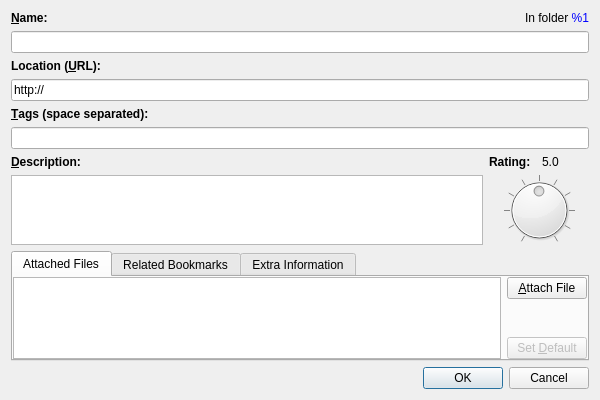
This is Bookmarks/BookmarkEditDialog.ui in hossein/BookmarkManager as Qt 5 draws it before an edit. The edited form follows.
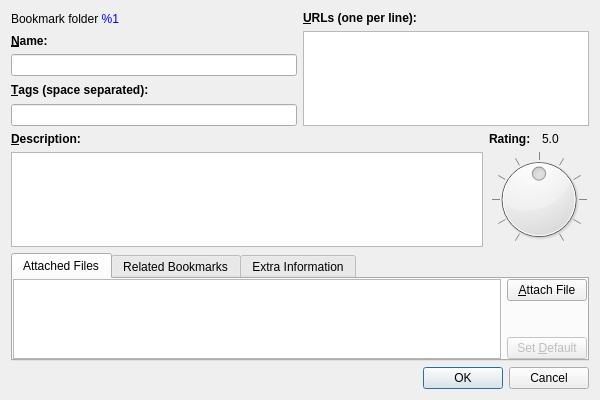
This is the edited form. Custom widgets are drawn as their Qt base class.

Commit message: Multiple URLs per bookmark

```diff
--- a/Bookmarks/BookmarkEditDialog.ui
+++ b/Bookmarks/BookmarkEditDialog.ui
@@ -13,9 +13,18 @@
   <property name="windowTitle">
    <string>Dialog</string>
   </property>
-  <layout class="QVBoxLayout" name="verticalLayout" stretch="0,0,0,0,0,0,1,0,0">
+  <layout class="QVBoxLayout" name="verticalLayout_9" stretch="0,0,1,0">
    <item>
-    <layout class="QHBoxLayout" name="horizontalLayout_7" stretch="0,1">
+    <layout class="QHBoxLayout" name="horizontalLayout_7">
+     <item>
+      <layout class="QVBoxLayout" name="verticalLayout">
+       <item>
+        <widget class="QLabel" name="lblFolderLocation">
+         <property name="text">
+          <string>Bookmark folder &lt;span style=&quot;color:blue;&quot;&gt;%1&lt;/span&gt;</string>
+         </property>
+        </widget>
+       </item>
      <item>
       <widget class="QLabel" name="lblName">
        <property name="styleSheet">
@@ -30,40 +39,8 @@
       </widget>
      </item>
      <item>
-      <widget class="QLabel" name="lblFolderLocation">
-       <property name="text">
-        <string>In folder &lt;span style=&quot;color:blue;&quot;&gt;%1&lt;/span&gt;</string>
-       </property>
-       <property name="alignment">
-        <set>Qt::AlignRight|Qt::AlignTrailing|Qt::AlignVCenter</set>
-       </property>
-      </widget>
-     </item>
-    </layout>
-   </item>
-   <item>
     <widget class="QLineEdit" name="leName"/>
    </item>
-   <item>
-    <widget class="QLabel" name="lblURL">
-     <property name="styleSheet">
-      <string notr="true">QLabel { font-weight: bold; }</string>
-     </property>
-     <property name="text">
-      <string>Location (&amp;URL):</string>
-     </property>
-     <property name="buddy">
-      <cstring>leURL</cstring>
-     </property>
-    </widget>
-   </item>
-   <item>
-    <widget class="QLineEdit" name="leURL">
-     <property name="text">
-      <string>http://</string>
-     </property>
-    </widget>
-   </item>
    <item>
     <widget class="QLabel" name="lblTags">
      <property name="styleSheet">
@@ -80,6 +57,30 @@
    <item>
     <widget class="TagLineEdit" name="leTags"/>
    </item>
+      </layout>
+     </item>
+     <item>
+      <layout class="QVBoxLayout" name="verticalLayout_8">
+       <item>
+        <widget class="QLabel" name="lblURL">
+         <property name="styleSheet">
+          <string notr="true">QLabel { font-weight: bold; }</string>
+         </property>
+         <property name="text">
+          <string>&amp;URLs (one per line):</string>
+         </property>
+         <property name="buddy">
+          <cstring>ptxURLs</cstring>
+         </property>
+        </widget>
+       </item>
+       <item>
+        <widget class="QPlainTextEdit" name="ptxURLs"/>
+       </item>
+      </layout>
+     </item>
+    </layout>
+   </item>
    <item>
     <widget class="QWidget" name="widget" native="true">
      <layout class="QHBoxLayout" name="horizontalLayout_4">
@@ -519,17 +520,17 @@
   </layout>
  </widget>
  <customwidgets>
-  <customwidget>
-   <class>TagLineEdit</class>
-   <extends>QLineEdit</extends>
-   <header>Tags/TagLineEdit.h</header>
-  </customwidget>
   <customwidget>
    <class>BookmarksView</class>
    <extends>QWidget</extends>
    <header>Bookmarks/BookmarksView.h</header>
    <container>1</container>
   </customwidget>
+  <customwidget>
+   <class>TagLineEdit</class>
+   <extends>QLineEdit</extends>
+   <header>Tags/TagLineEdit.h</header>
+  </customwidget>
  </customwidgets>
  <tabstops>
   <tabstop>leName</tabstop>
```
Left out of the diff: 20 changed lines with no effect on the pictures. Lines whose indentation alone changed are shown as unchanged. The commit also changes 6 other files.
